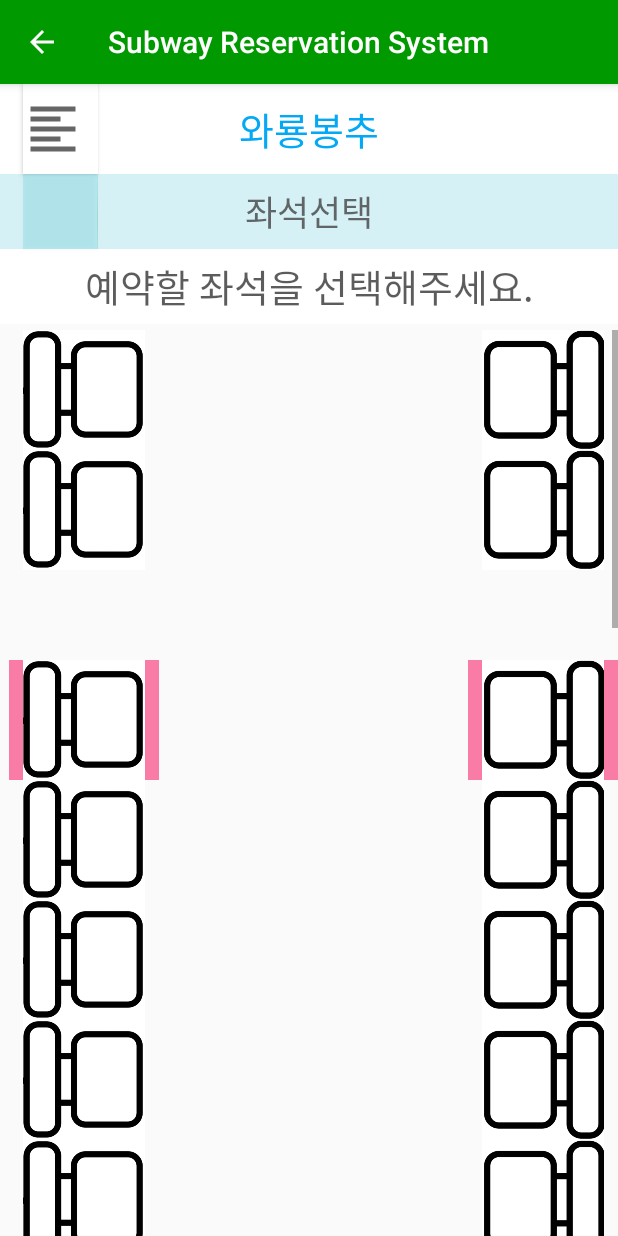
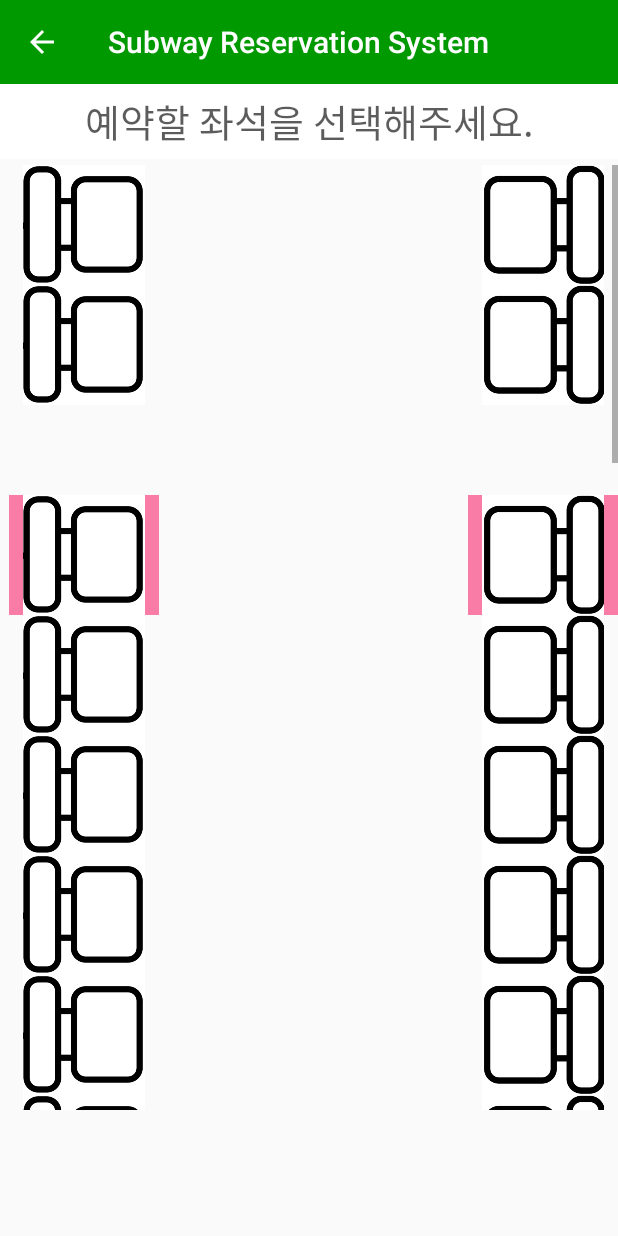
Before and after one commit to jaemin-Yoo/Subway-Reservation, an Android app: the choice_chair_num screen opened directly, with no data from a screen before it, on a phone screen of 412 x 824 dp. Run offline under Robolectric (Android 15) with nearby library versions, the phone set to English and light mode, and no system bars; our stand-ins replace Volley; network calls fail.

Commit message:
choice station delete

```diff
--- a/App/gongmojun/app/src/main/java/com/example/reservation_application/choice_chair_num.java
+++ b/App/gongmojun/app/src/main/java/com/example/reservation_application/choice_chair_num.java
@@ -19,33 +19,23 @@ import org.json.JSONObject;
 
 public class choice_chair_num extends AppCompatActivity {
 
-    private Button back;
     private ImageButton left_reservation, right_reservation;
     private int hour=listview.res_hour;
     private int min=listview.res_min;
     private String start=reservation_page.str1;
     private String end=reservation_page.str2;
-    private int station_num=choice_num.station_num;
+    private int station_num = 0;
 
     @Override
     protected void onCreate(Bundle savedInstanceState) {
         super.onCreate(savedInstanceState);
         setContentView(R.layout.activity_choice_chair_num);
 
-        back = findViewById(R.id.back);
         left_reservation = findViewById(R.id.left_reservation);
         right_reservation = findViewById(R.id.right_reservation);
 
         Log.d("test", "start:"+start+" end:"+end+" hour:"+hour+" min:"+min);
 
-
-        back.setOnClickListener(new View.OnClickListener() {
-            @Override
-            public void onClick(View view) {
-                Intent intent = new Intent(choice_chair_num.this,choice_num.class);
-                startActivity(intent);
-            }
-        });
 
         left_reservation.setOnClickListener(new View.OnClickListener() {
             @Override
--- a/App/gongmojun/app/src/main/java/com/example/reservation_application/listview.java
+++ b/App/gongmojun/app/src/main/java/com/example/reservation_application/listview.java
@@ -112,7 +112,7 @@ public class listview extends Activity implements AdapterView.OnItemClickListene
                 break;
         }
 
-        Intent intent = new Intent(listview.this,choice_num.class);
+        Intent intent = new Intent(listview.this,choice_chair_num.class);
         startActivity(intent);
     }
 
--- a/App/gongmojun/app/src/main/res/layout/activity_choice_chair_num.xml
+++ b/App/gongmojun/app/src/main/res/layout/activity_choice_chair_num.xml
@@ -19,32 +19,8 @@
         app:layout_constraintEnd_toEndOf="parent"
         app:layout_constraintHorizontal_bias="0.0"
         app:layout_constraintStart_toStartOf="parent"
-        app:layout_constraintTop_toBottomOf="@+id/back" />
+        app:layout_constraintTop_toTopOf="parent" />
 
-    <TextView
-        android:id="@+id/textView2"
-        android:layout_width="match_parent"
-        android:layout_height="50dp"
-        android:background="#2500BCD4"
-        android:gravity="center"
-        android:text="좌석선택"
-        android:textColor="#B22C2A2A"
-        android:textSize="23dp"
-        app:layout_constraintEnd_toEndOf="parent"
-        app:layout_constraintStart_toStartOf="parent"
-        app:layout_constraintTop_toBottomOf="@+id/textView29" />
-
-    <Button
-        android:id="@+id/back"
-        android:layout_width="50dp"
-        android:layout_height="50dp"
-        android:layout_marginStart="15dp"
-        android:layout_marginLeft="15dp"
-        android:background="#2600BCD4"
-        android:drawableLeft="@drawable/back"
-        app:layout_constraintBottom_toTopOf="@+id/textView"
-        app:layout_constraintStart_toStartOf="@+id/textView2"
-        app:layout_constraintTop_toTopOf="@+id/textView2" />
 
     <ScrollView
         android:layout_width="406dp"
@@ -727,32 +703,4 @@
         </LinearLayout>
     </ScrollView>
 
-    <TextView
-        android:id="@+id/textView29"
-        android:layout_width="match_parent"
-        android:layout_height="60dp"
-        android:text="와룡봉추"
-        android:gravity="center"
-        android:background="#FFFFFFFF"
-        app:layout_constraintEnd_toEndOf="parent"
-        app:layout_constraintStart_toStartOf="parent"
-        app:layout_constraintTop_toTopOf="parent"
-        android:textColor="#03A9F4"
-        android:textSize="25dp"
-
-        />
-
-    <Button
-        android:id="@+id/button42"
-        android:layout_width="50dp"
-        android:layout_height="60dp"
-        android:layout_marginStart="15dp"
-        android:layout_marginLeft="15dp"
-        android:background="#FFFFFFFF"
-        android:drawableLeft="@drawable/menu"
-        app:layout_constraintEnd_toEndOf="parent"
-        app:layout_constraintHorizontal_bias="0.0"
-        app:layout_constraintStart_toStartOf="parent"
-        app:layout_constraintTop_toTopOf="parent" />
-
 </androidx.constraintlayout.widget.ConstraintLayout>
```
Also changed, not shown: App/gongmojun/app/src/main/AndroidManifest.xml (+4 -5 lines), App/gongmojun/app/src/main/java/com/example/reservation_application/choice_num.java (deleted, +0 -103 lines), App/gongmojun/app/src/main/res/layout/activity_choice_num.xml (deleted, +0 -240 lines).
